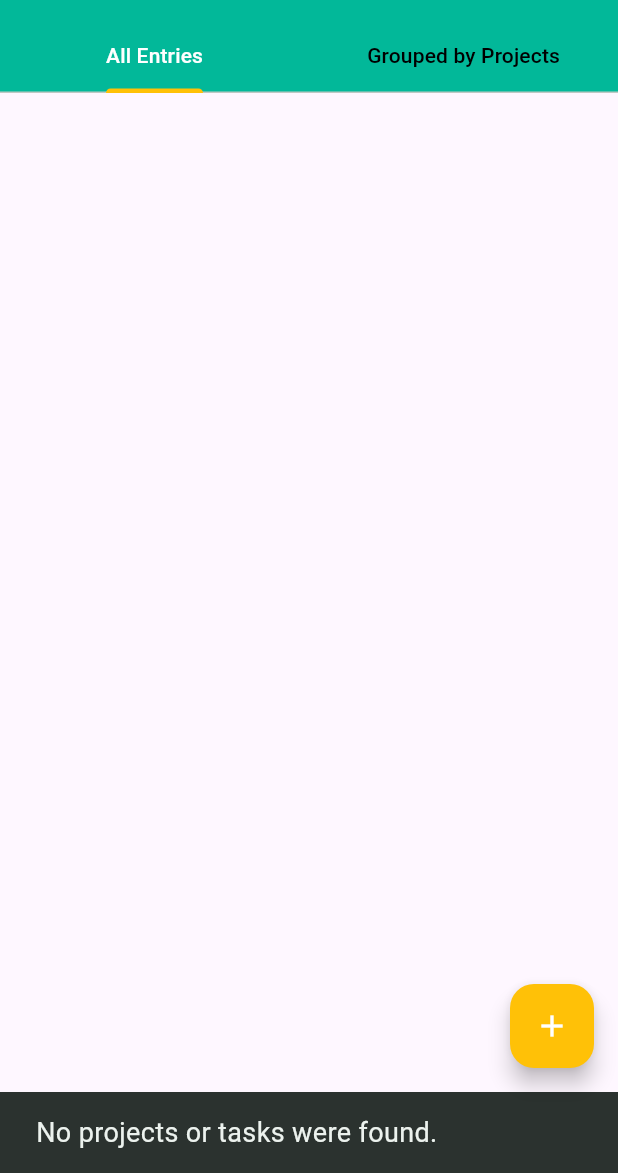
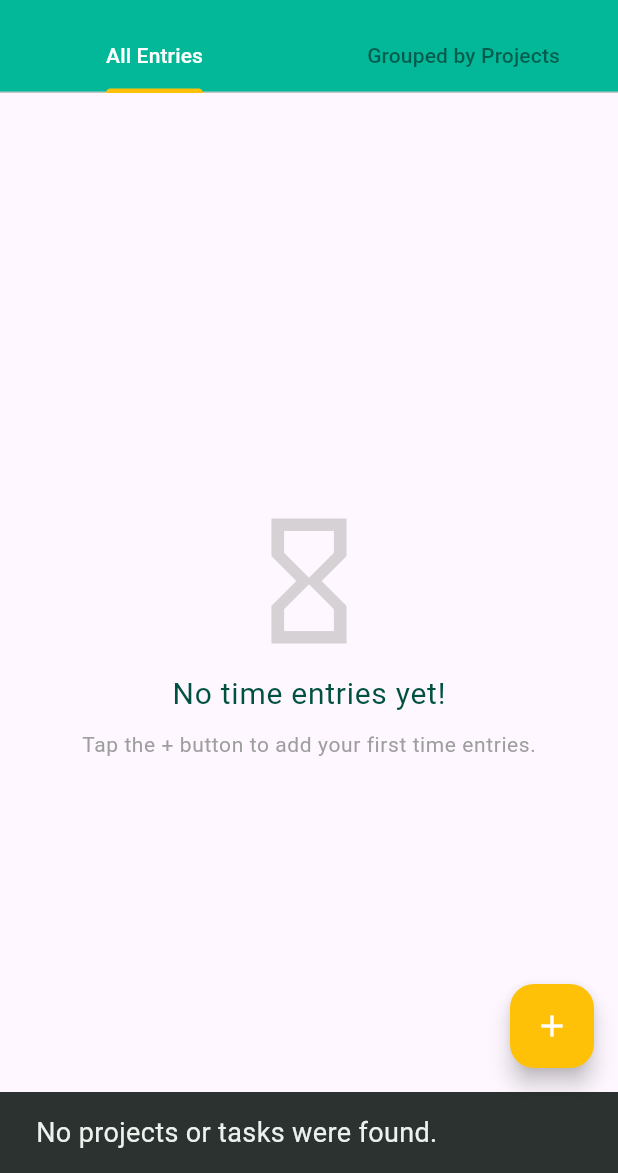
Before and after one commit to wmvieira21/time_tracker, a Flutter app: the screen it shows after launch, after a tap on the "add" icon, on a phone screen of 412 x 824 dp, the part 63-1236 px from its top. Run offline on Flutter 3.47's test engine with Material 3 defaults, Android fonts, the phone set to English and light mode, and no system bars; our stand-ins replace localstorage.

Commit message:
all entries screen adjustment

```diff
--- a/lib/dialogs/add_item_dialog.dart
+++ b/lib/dialogs/add_item_dialog.dart
@@ -31,6 +31,7 @@ class AddItemDialog extends StatelessWidget {
       content: TextField(
         autofocus: true,
         controller: tittleController,
+        maxLength: 30,
         decoration: InputDecoration(
           label: Text('Tittle'),
         ),
--- a/lib/time_entry.dart
+++ b/lib/time_entry.dart
@@ -4,7 +4,6 @@ import 'package:time_tracker/models/project.dart';
 import 'package:time_tracker/models/taks.dart';
 import 'package:time_tracker/providers/projet_manager_provider.dart';
 import 'package:time_tracker/providers/task_manager_provider.dart';
-import 'package:time_tracker/providers/time_entry_provider.dart';
 import 'package:time_tracker/screens/add_time_entry_screen.dart';
 import 'package:time_tracker/widgets/drawer_menu.dart';
 import 'package:time_tracker/widgets/no_data_found.dart';
@@ -72,7 +71,7 @@ class _TimeEntryHomeScreenState extends State<TimeEntryHomeScreen>
         title: const Text('Time Tracking'),
         centerTitle: true,
         bottom: TabBar(
-          unselectedLabelColor: Colors.black,
+          unselectedLabelColor: const Color.fromARGB(127, 0, 0, 0),
           controller: _tabController,
           indicatorColor: Colors.amber,
           labelColor: Colors.white,
@@ -84,9 +83,7 @@ class _TimeEntryHomeScreenState extends State<TimeEntryHomeScreen>
           selectedItemDrawer: (indexTab) => selectPageDrawer(indexTab),
         ),
       ),
-      body: Consumer<TimeEntryProvider>(
-        builder: (context, value, child) {
-          return TabBarView(
+      body: TabBarView(
         controller: _tabController,
         children: [
           TimeEntryList(),
@@ -95,8 +92,6 @@ class _TimeEntryHomeScreenState extends State<TimeEntryHomeScreen>
             typeOfData: 'time entries',
           ),
         ],
-          );
-        },
       ),
       floatingActionButton: FloatingActionButton(
         backgroundColor: Colors.amber,
--- a/lib/widgets/time_entry_list.dart
+++ b/lib/widgets/time_entry_list.dart
@@ -1,28 +1,45 @@
 import 'package:flutter/material.dart';
 import 'package:provider/provider.dart';
+import 'package:time_tracker/models/project.dart';
+import 'package:time_tracker/models/taks.dart';
 import 'package:time_tracker/models/time_entry.dart';
+import 'package:time_tracker/providers/projet_manager_provider.dart';
+import 'package:time_tracker/providers/task_manager_provider.dart';
 import 'package:time_tracker/providers/time_entry_provider.dart';
+import 'package:time_tracker/widgets/no_data_found.dart';
 import 'package:time_tracker/widgets/time_entry_item.dart';
 
-class TimeEntryList extends StatelessWidget {
+class TimeEntryList extends StatefulWidget {
   const TimeEntryList({super.key});
 
   @override
+  State<TimeEntryList> createState() => _TimeEntryListState();
+}
+
+class _TimeEntryListState extends State<TimeEntryList> {
+  @override
   Widget build(BuildContext context) {
     List<TimeEntry> entries =
-        Provider.of<TimeEntryProvider>(context, listen: false).entries;
+        Provider.of<TimeEntryProvider>(context, listen: true).entries;
+    List<Project> projects =
+        Provider.of<ProjectManagerProvider>(context, listen: false).projects;
+    List<Task> tasks =
+        Provider.of<TaskManagerProvider>(context, listen: false).tasks;
 
-    return ListView.builder(
-      itemCount: entries.length,
-      itemBuilder: (context, index) {
-        return Column(
-          children: [
-            ...entries.map(
-              (entry) => TimeEntryItem(timeEntry: entry),
-            ),
-          ],
-        );
-      },
-    );
+    if (entries.isEmpty) {
+      return NoDataFound(
+        icon: Icons.hourglass_empty,
+        typeOfData: 'time entries',
+      );
+    }
+    return Consumer(builder: (context, value, child) {
+      return ListView.builder(
+        itemCount: entries.length,
+        itemBuilder: (context, index) {
+          return TimeEntryItem(
+              entry: entries[index], projects: projects, tasks: tasks);
+        },
+      );
+    });
   }
 }
```
Also changed, not shown: lib/screens/add_time_entry_screen.dart (+16 -7 lines), lib/widgets/time_entry_item.dart (+55 -9 lines). Lines whose indentation alone changed are shown as unchanged.
